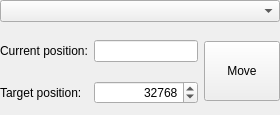
Qt form gui/snowgui/icegui/focusercontrollerwidget.ui (AndreasFMueller/AstroPhotography) before a commit.
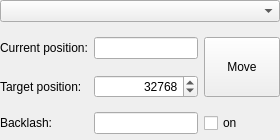
The same form after that commit. Custom widgets are drawn as their Qt base class.

Commit message: add backlash to focusercontroller

Patch:
```diff
--- a/gui/snowgui/icegui/focusercontrollerwidget.ui
+++ b/gui/snowgui/icegui/focusercontrollerwidget.ui
@@ -7,7 +7,7 @@
     <x>0</x>
     <y>0</y>
     <width>280</width>
-    <height>115</height>
+    <height>140</height>
    </rect>
   </property>
   <property name="minimumSize">
@@ -19,7 +19,7 @@
   <property name="maximumSize">
    <size>
     <width>16777215</width>
-    <height>115</height>
+    <height>140</height>
    </size>
   </property>
   <property name="windowTitle">
@@ -70,16 +70,6 @@
         </property>
        </widget>
       </item>
-      <item row="0" column="1">
-       <widget class="QLineEdit" name="currentField">
-        <property name="alignment">
-         <set>Qt::AlignRight|Qt::AlignTrailing|Qt::AlignVCenter</set>
-        </property>
-        <property name="readOnly">
-         <bool>true</bool>
-        </property>
-       </widget>
-      </item>
       <item row="1" column="1">
        <widget class="QSpinBox" name="positionSpinBox">
         <property name="alignment">
@@ -96,6 +86,37 @@
         </property>
        </widget>
       </item>
+      <item row="0" column="1">
+       <widget class="QLineEdit" name="currentField">
+        <property name="alignment">
+         <set>Qt::AlignRight|Qt::AlignTrailing|Qt::AlignVCenter</set>
+        </property>
+        <property name="readOnly">
+         <bool>true</bool>
+        </property>
+       </widget>
+      </item>
+      <item row="2" column="0">
+       <widget class="QLabel" name="backlashLabel">
+        <property name="text">
+         <string>Backlash:</string>
+        </property>
+       </widget>
+      </item>
+      <item row="2" column="1">
+       <widget class="QLineEdit" name="backlashField">
+        <property name="alignment">
+         <set>Qt::AlignRight|Qt::AlignTrailing|Qt::AlignVCenter</set>
+        </property>
+       </widget>
+      </item>
+      <item row="2" column="2">
+       <widget class="QCheckBox" name="backlashCheckBox">
+        <property name="text">
+         <string>on</string>
+        </property>
+       </widget>
+      </item>
       <item row="0" column="2" rowspan="2">
        <widget class="snowgui::FocusButton" name="positionButton">
         <property name="minimumSize">
```
The commit also changes 4 other files.
